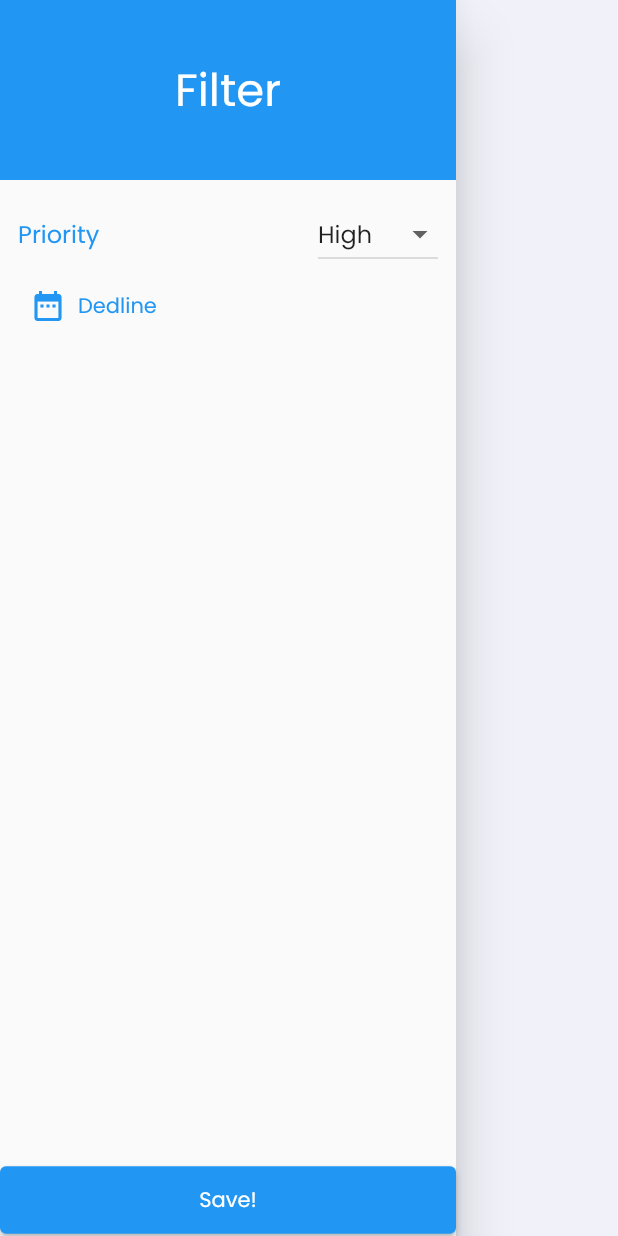
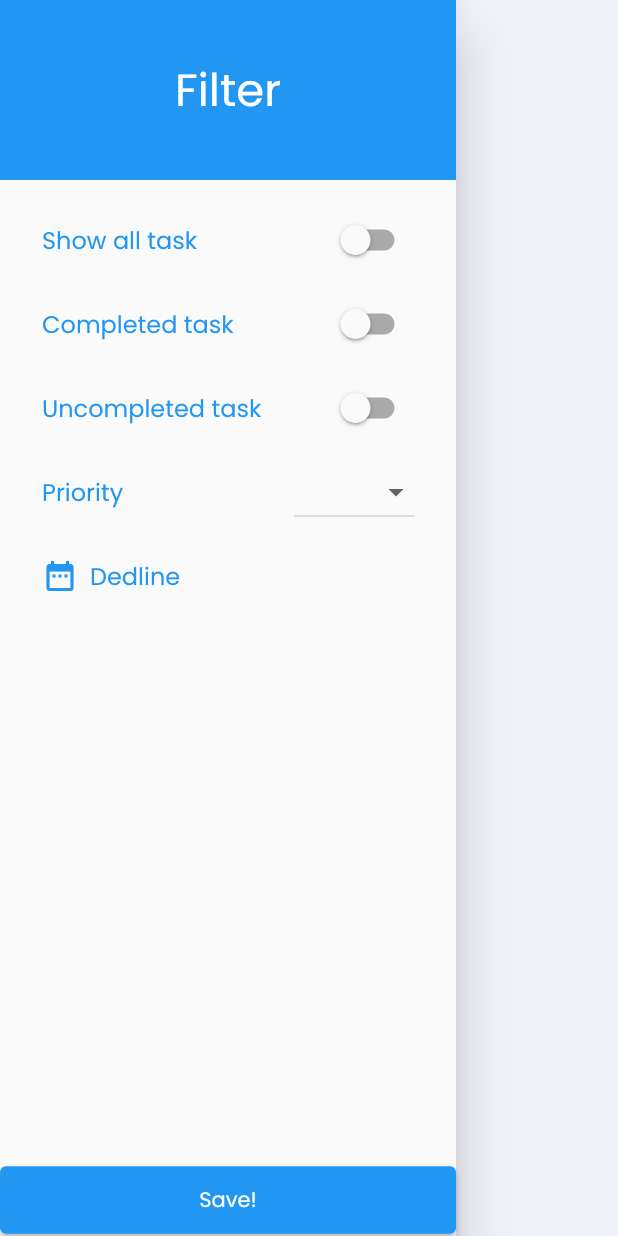
Before and after one commit to dickynugeraha/todo_app, a Flutter app: the TaskFilterDrawer widget shown alone on an empty page, opened directly with empty values, after a tap on "Save!", on a phone screen of 412 x 824 dp. Run offline on Flutter 3.47's test engine with Material 2 defaults, Android fonts, the phone set to English and light mode, and no system bars; our stand-ins replace awesome_dialog, dio, loading_animation_widget; network calls fail.

Commit message:
[UPDATE] filtered task

```diff
--- a/lib/View/widgets/task_filter_drawer.dart
+++ b/lib/View/widgets/task_filter_drawer.dart
@@ -1,18 +1,36 @@
 import 'package:flutter/material.dart';
-import 'package:todo_apps/View/widgets/global_widget.dart';
 import 'package:intl/intl.dart';
 
 class TaskFilterDrawer extends StatefulWidget {
-  Function onFilter;
-  TaskFilterDrawer({Key? key, required this.onFilter}) : super(key: key);
+  final Map<String, dynamic> currentFilter;
+  final Function onFilter;
+  const TaskFilterDrawer({
+    Key? key,
+    required this.currentFilter,
+    required this.onFilter,
+  }) : super(key: key);
 
   @override
   State<TaskFilterDrawer> createState() => _TaskFilterDrawerState();
 }
 
 class _TaskFilterDrawerState extends State<TaskFilterDrawer> {
-  var priorityFilter = "High";
+  var priorityFilter = "All";
   var deadlineFilter = "";
+  bool isAllFilter = false;
+  bool isCompletedFilter = false;
+  bool isUncompletedFilter = false;
+
+  @override
+  void initState() {
+    isAllFilter = widget.currentFilter["isAll"];
+    isCompletedFilter = widget.currentFilter["isCompleted"];
+    isUncompletedFilter = widget.currentFilter["isUncompleted"];
+    deadlineFilter = widget.currentFilter["deadline"];
+    priorityFilter = widget.currentFilter["priority"];
+
+    super.initState();
+  }
 
   @override
   Widget build(BuildContext context) {
@@ -38,19 +56,60 @@ class _TaskFilterDrawerState extends State<TaskFilterDrawer> {
             child: Column(
               crossAxisAlignment: CrossAxisAlignment.start,
               children: [
-                Row(
-                  mainAxisAlignment: MainAxisAlignment.spaceBetween,
-                  children: [
-                    Text(
+                buildSwitchListTile(
+                  title: "Show all task",
+                  currentValue: isAllFilter,
+                  updateValue: (newValue) {
+                    if (isCompletedFilter ||
+                        isUncompletedFilter ||
+                        priorityFilter != "All" ||
+                        deadlineFilter.isNotEmpty) {
+                      return;
+                    }
+                    setState(() {
+                      isAllFilter = newValue;
+                    });
+                  },
+                ),
+                buildSwitchListTile(
+                  title: "Completed task",
+                  currentValue: isCompletedFilter,
+                  updateValue: (newValue) {
+                    if (isAllFilter) {
+                      return;
+                    }
+                    setState(() {
+                      isCompletedFilter = newValue;
+                    });
+                  },
+                ),
+                buildSwitchListTile(
+                  title: "Uncompleted task",
+                  currentValue: isUncompletedFilter,
+                  updateValue: (newValue) {
+                    if (isAllFilter) {
+                      return;
+                    }
+                    setState(() {
+                      isUncompletedFilter = newValue;
+                    });
+                  },
+                ),
+                ListTile(
+                  leading: Text(
                     "Priority",
                     style: TextStyle(color: Theme.of(context).primaryColor),
                   ),
-                    SizedBox(
+                  trailing: SizedBox(
                     width: 80,
                     child: DropdownButton(
                       isExpanded: true,
                       value: priorityFilter,
                       items: const [
+                        DropdownMenuItem(
+                          value: "All",
+                          child: Text("All"),
+                        ),
                         DropdownMenuItem(
                           value: "High",
                           child: Text("High"),
@@ -65,16 +124,29 @@ class _TaskFilterDrawerState extends State<TaskFilterDrawer> {
                         ),
                       ],
                       onChanged: (value) {
+                        if (isAllFilter) {
+                          return;
+                        }
                         setState(() {
                           priorityFilter = value!;
                         });
                       },
                     ),
-                    )
-                  ],
                   ),
-                TextButton.icon(
+                ),
+                ListTile(
+                  leading: TextButton.icon(
+                      style: TextButton.styleFrom(
+                        padding: EdgeInsets.zero,
+                        minimumSize: Size(50, 30),
+                        tapTargetSize: MaterialTapTargetSize.shrinkWrap,
+                        alignment: Alignment.centerLeft,
+                      ),
                       onPressed: () async {
+                        if (isAllFilter) {
+                          return;
+                        }
+
                         DateTime? pickedDate = await showDatePicker(
                             context: context,
                             initialDate: DateTime.now(),
@@ -90,20 +162,34 @@ class _TaskFilterDrawerState extends State<TaskFilterDrawer> {
                           });
                         }
                       },
-                    icon: const Icon(Icons.date_range),
-                    label: const Text("Dedline")),
+                      icon: Icon(Icons.date_range),
+                      label: Text(
+                        "Dedline",
+                        style: TextStyle(
+                          color: Theme.of(context).primaryColor,
+                          fontSize: 16,
+                        ),
+                      )),
+                ),
               ],
             ),
           ),
           const Spacer(),
-          Container(
+          SizedBox(
             width: double.infinity,
             child: ElevatedButton(
               style:
                   ElevatedButton.styleFrom(padding: const EdgeInsets.all(12)),
-              child: Text("Save!"),
+              child: const Text("Save!"),
               onPressed: () {
-                widget.onFilter(priorityFilter, deadlineFilter);
+                final Map<String, dynamic> filterChoosen = {
+                  "isAll": isAllFilter,
+                  "isCompleted": isCompletedFilter,
+                  "isUncompleted": isUncompletedFilter,
+                  "deadline": deadlineFilter,
+                  "priority": priorityFilter,
+                };
+                widget.onFilter(filterChoosen);
               },
             ),
           ),
@@ -111,4 +197,25 @@ class _TaskFilterDrawerState extends State<TaskFilterDrawer> {
       ),
     );
   }
+
+  Widget buildSwitchListTile({
+    required String title,
+    required bool currentValue,
+    required Function updateValue,
+  }) {
+    return SwitchListTile(
+      activeColor: Theme.of(context).colorScheme.secondary,
+      value: currentValue,
+      title: Text(
+        title,
+        style: TextStyle(
+          color: Theme.of(context).primaryColor,
+          fontSize: 16,
+        ),
+      ),
+      onChanged: (value) {
+        updateValue(value);
+      },
+    );
   }
+}
--- /dev/null
+++ b/lib/View/widgets/task_list_widget.dart
@@ -0,0 +1,59 @@
+// ignore_for_file: camel_case_types, prefer_typing_uninitialized_variables
+
+import 'package:flutter/material.dart';
+import 'package:provider/provider.dart';
+import 'package:todo_apps/Models/Task.dart';
+import 'package:todo_apps/Services/task_service.dart';
+import 'package:todo_apps/View/widgets/task_item.dart';
+
+class TaskList extends StatelessWidget {
+  final Map<String, dynamic> filtered;
+  const TaskList({Key? key, required this.filtered}) : super(key: key);
+
+  @override
+  Widget build(BuildContext context) {
+    final task = Provider.of<TaskProvider>(context);
+    List<Task> tasks = task.tasks;
+
+    tasks = tasks.where((task) {
+      if (filtered["isAll"]) {
+        return true;
+      } else {
+        if (filtered["isCompleted"] && !task.isCompleted) {
+          return false;
+        }
+        if (filtered["isUncompleted"] && task.isCompleted) {
+          return false;
+        }
+        if (filtered["deadline"] != "") {
+          if (task.deadline != filtered["deadline"]) {
+            return false;
+          }
+        }
+        if (task.priority != filtered["priority"]) {
+          return false;
+        }
+      }
+      return true;
+    }).toList();
+
+    return GridView(
+      padding: const EdgeInsets.all(20),
+      gridDelegate: const SliverGridDelegateWithMaxCrossAxisExtent(
+        maxCrossAxisExtent: 200,
+        childAspectRatio: 1.5,
+        crossAxisSpacing: 20,
+        mainAxisSpacing: 20,
+      ),
+      children: tasks
+          .map(
+            (e) => TaskItem(
+              id: e.id,
+              title: e.title,
+              isCompleted: e.isCompleted,
+            ),
+          )
+          .toList(),
+    );
+  }
+}
```
Also changed, not shown: lib/View/screens/task_screen.dart (+39 -25 lines). Lines whose indentation alone changed are shown as unchanged.
